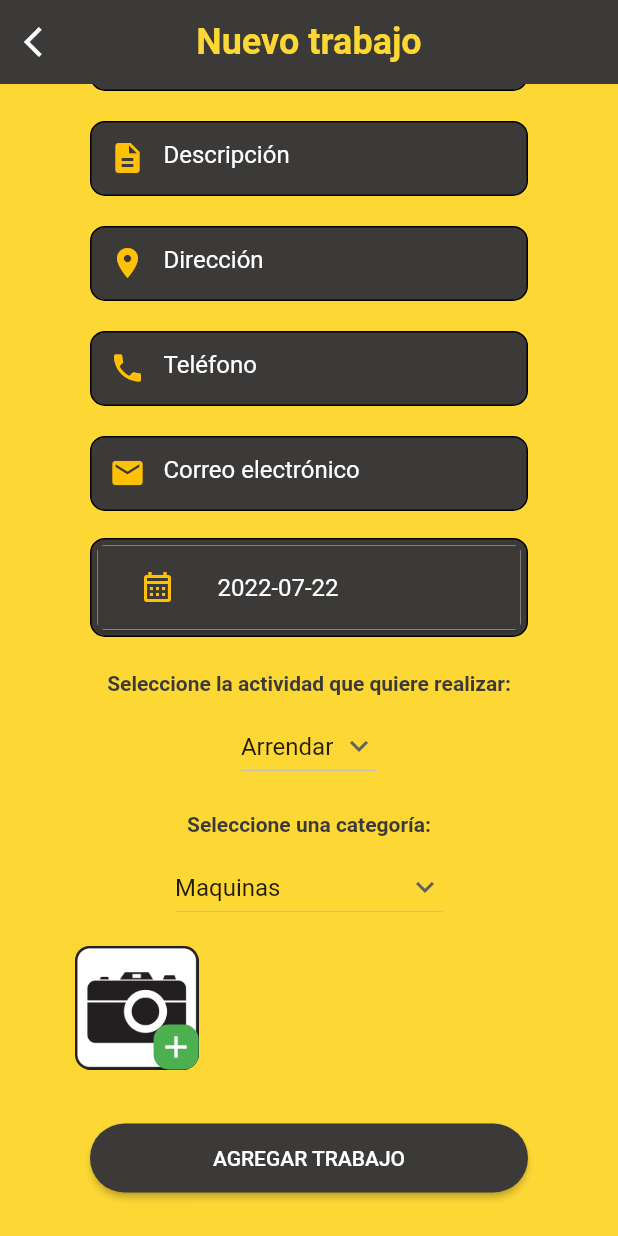
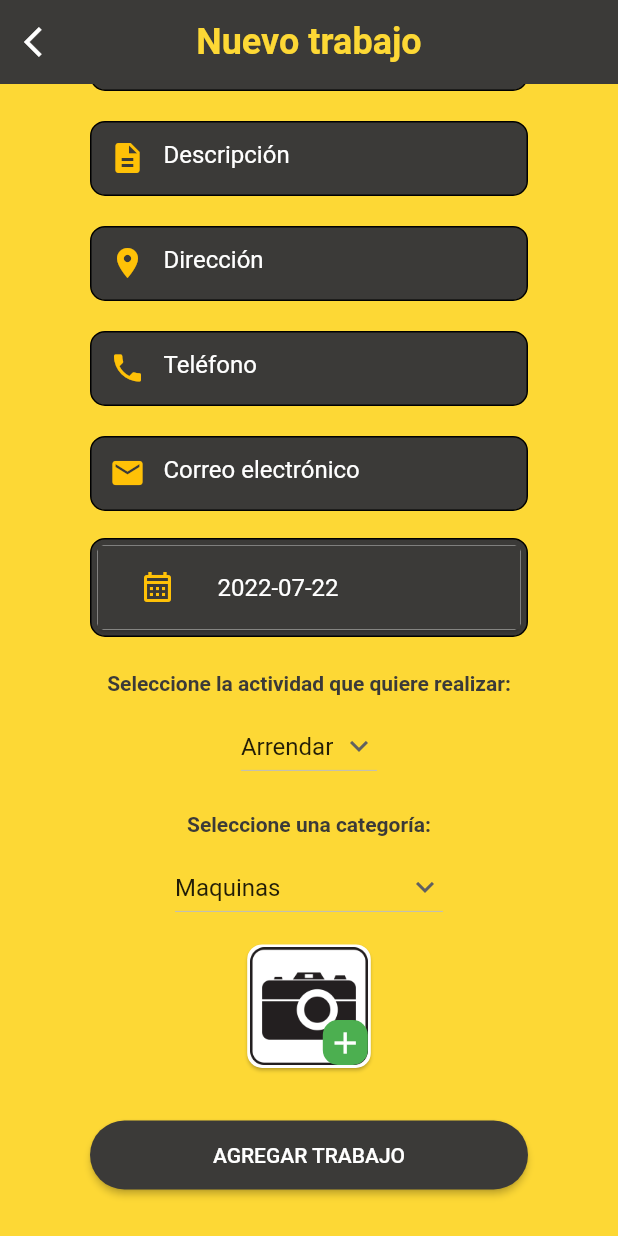
Before and after one commit to ErickAvendanho/MaquinApp, a Flutter app: the AddJobPage screen opened directly, scrolled down 274 dp, on a phone screen of 412 x 824 dp. Run offline on Flutter 3.47's test engine with Material 2 defaults, Android fonts, the phone set to English and light mode, and no system bars; our stand-ins replace card_swiper, cloud_firestore, country_code_picker, firebase_auth, firebase_core, firebase_storage and 5 more; missing offline and left inert: dart:html, stripe_payment; accounts and stored records are empty.

Commit message:
Reacomodo de imagenes

```diff
--- a/maquinapp/lib/Pages/home/components/addjob/addjob_page.dart
+++ b/maquinapp/lib/Pages/home/components/addjob/addjob_page.dart
@@ -180,26 +180,7 @@ class _AddJobPageState extends State<AddJobPage> {
                   const SizedBox(
                     height: 10,
                   ),
-                  DropdownButton(
-                    value: actividad,
-                    icon: const Icon(Icons.keyboard_arrow_down),
-                    items: itemsActividad.map((String items) {
-                      return DropdownMenuItem(
-                        value: items,
-                        child: Text(items),
-                      );
-                    }).toList(),
-                    onChanged: (String? newValue) {
-                      setState(() {
-                        actividad = newValue!;
-                        if (actividad == 'Arrendar') {
-                          esArrendar = true;
-                        } else {
-                          esArrendar = false;
-                        }
-                      });
-                    },
-                  ),
+                  _ddbActividad(),
                   const SizedBox(
                     height: 20,
                   ),
@@ -214,7 +195,22 @@ class _AddJobPageState extends State<AddJobPage> {
                   const SizedBox(
                     height: 10,
                   ),
-                  DropdownButton(
+                  _ddbCategoria(),
+                  const SizedBox(height: 10),
+                  _imagenesSel(size),
+                  const SizedBox(height: 10),
+                  _buttonUpdate(),
+                ],
+              ),
+            ),
+          ),
+        ),
+      ),
+    );
+  }
+
+  DropdownButton<String> _ddbCategoria() {
+    return DropdownButton(
       value: esArrendar ? categoriaArrendar : categoriaContratar,
       icon: const Icon(Icons.keyboard_arrow_down),
       items: esArrendar
@@ -237,100 +233,29 @@ class _AddJobPageState extends State<AddJobPage> {
               : categoriaContratar = newValue!;
         });
       },
-                  ),
-                  const SizedBox(height: 10),
-                  Wrap(
-                    children: <Widget>[
-                      (_controller.imagesPaths.isEmpty)
-                          ? Container()
-                          : ListView.builder(
-                              shrinkWrap: true,
-                              primary: false,
-                              itemCount: _controller.imagesPaths.length,
-                              itemBuilder: (context, index) {
-                                return Container(
-                                  margin: const EdgeInsets.symmetric(
-                                    horizontal: 40,
-                                    vertical: 5,
-                                  ),
-                                  child: Wrap(
-                                    spacing: 3,
-                                    runSpacing: 3,
-                                    children: [
-                                      SizedBox(
-                                        width: size.width * 0.20,
-                                        child: Image.file(File(
-                                            _controller.imagesPaths[index])),
-                                      ),
-                                    ],
-                                  ),
     );
-                              }),
-                      (_controller.imagesPaths.length < 3)
-                          ? Expanded(
-                              child: Container(
-                                margin: const EdgeInsets.symmetric(
-                                  horizontal: 40,
-                                  vertical: 5,
-                                ),
-                                child: Wrap(
-                                  spacing: 3,
-                                  runSpacing: 3,
-                                  children: [
-                                    InkWell(
-                                      onTap: () async {
-                                        final ImagePicker _picker =
-                                            ImagePicker();
-                                        _controller.imagenesElegidas.add(
-                                            await _picker.getImage(
-                                                source: ImageSource.camera));
-                                        _controller.imagesPaths.add(_controller
-                                            .imagenesElegidas.last!.path);
+  }
+
+  DropdownButton<String> _ddbActividad() {
+    return DropdownButton(
+      value: actividad,
+      icon: const Icon(Icons.keyboard_arrow_down),
+      items: itemsActividad.map((String items) {
+        return DropdownMenuItem(
+          value: items,
+          child: Text(items),
+        );
+      }).toList(),
+      onChanged: (String? newValue) {
         setState(() {
+          actividad = newValue!;
+          if (actividad == 'Arrendar') {
+            esArrendar = true;
+          } else {
+            esArrendar = false;
+          }
         });
       },
-                                      child: SizedBox(
-                                        width: size.width * 0.20,
-                                        child: Stack(
-                                          children: [
-                                            Image.asset(
-                                                'assets/images/add_image.png'),
-                                            Positioned(
-                                              bottom: 0,
-                                              right: 0,
-                                              child: Container(
-                                                padding:
-                                                    const EdgeInsets.all(3),
-                                                decoration: BoxDecoration(
-                                                  borderRadius:
-                                                      BorderRadius.circular(10),
-                                                  color: Colors.green,
-                                                ),
-                                                child: const Icon(
-                                                  Icons.add,
-                                                  color: Colors.white,
-                                                ),
-                                              ),
-                                            ),
-                                          ],
-                                        ),
-                                      ),
-                                    ),
-                                  ],
-                                ),
-                              ),
-                            )
-                          : Container()
-                    ],
-                  ),
-                  const SizedBox(height: 10),
-                  _buttonUpdate(),
-                ],
-              ),
-            ),
-          ),
-        ),
-      ),
     );
   }
 
@@ -380,20 +305,6 @@ class _AddJobPageState extends State<AddJobPage> {
       child: ElevatedButton(
         onPressed: () {
           save();
-          /*
-          TrabajosArrendatarios job = TrabajosArrendatarios(
-            descripcion: _controller.descripcionController.text,
-            fecha: _controller.fechaController.text,
-            foto: '',
-            latitud: _controller,
-            longitud: _controller,
-            precio: _controller.precioController.text,
-            tipo: _controller.typeController.text,
-            titulo: _controller.tituloController.text,
-            uid: user.uid,
-            usuario: _controller.usuarioController.text,
-          );
-          _controller.uploadNewJob(job);*/
         },
         child: const Text('AGREGAR TRABAJO'),
         style: ElevatedButton.styleFrom(
@@ -522,6 +433,127 @@ class _AddJobPageState extends State<AddJobPage> {
       }
     }
   }
+
+  Widget _imagenesSel(Size size) {
+    if (_controller.imagesPaths.isEmpty) {
+      return _addImageButton(size);
+    } else if (_controller.imagesPaths.isNotEmpty &&
+        _controller.imagesPaths.length == 3) {
+      return Center(
+        child: Wrap(
+          children: List.generate(
+            _controller.imagesPaths.length,
+            (index) => _photoSelected(
+              size,
+              File(_controller.imagenesElegidas[index]!.path),
+              index,
+            ),
+          ),
+        ),
+      );
+    } else {
+      List<Widget> listImagenes = List.generate(
+        _controller.imagesPaths.length,
+        (index) => _photoSelected(
+          size,
+          File(_controller.imagenesElegidas[index]!.path),
+          index,
+        ),
+      );
+      listImagenes.add(_addImageButton(size));
+      return Wrap(
+        children: listImagenes,
+      );
+    }
+  }
+
+  Card _photoSelected(Size size, File photo, int index) {
+    return Card(
+      shape: RoundedRectangleBorder(
+        borderRadius: BorderRadius.circular(10),
+      ),
+      child: Container(
+        padding: const EdgeInsets.all(2.0),
+        width: size.width * 0.20,
+        height: size.width * 0.20,
+        child: InkWell(
+          onTap: () async {
+            _controller.imagenesElegidas
+                .remove(_controller.imagenesElegidas[index]);
+            setState(() {});
+          },
+          child: Stack(
+            children: [
+              Center(
+                child: Image.file(
+                  photo,
+                  fit: BoxFit.cover,
+                ),
+              ),
+              Positioned(
+                bottom: 0,
+                right: 0,
+                child: Container(
+                  padding: const EdgeInsets.all(3),
+                  decoration: BoxDecoration(
+                    borderRadius: BorderRadius.circular(10),
+                    color: Colors.red,
+                  ),
+                  child: const Icon(
+                    Icons.close,
+                    color: Colors.white,
+                  ),
+                ),
+              ),
+            ],
+          ),
+        ),
+      ),
+    );
+  }
+
+  Card _addImageButton(Size size) {
+    return Card(
+      shape: RoundedRectangleBorder(
+        borderRadius: BorderRadius.circular(10),
+      ),
+      child: Container(
+        padding: const EdgeInsets.all(2.0),
+        width: size.width * 0.20,
+        height: size.width * 0.20,
+        child: InkWell(
+          onTap: () async {
+            ImagePicker _picker = ImagePicker();
+            _controller.imagenesElegidas
+                .add(await _picker.getImage(source: ImageSource.camera));
+            _controller.imagesPaths
+                .add(_controller.imagenesElegidas.last!.path);
+            setState(() {});
+          },
+          child: Stack(
+            children: [
+              Image.asset('assets/images/add_image.png'),
+              Positioned(
+                bottom: 0,
+                right: 0,
+                child: Container(
+                  padding: const EdgeInsets.all(3),
+                  decoration: BoxDecoration(
+                    borderRadius: BorderRadius.circular(10),
+                    color: Colors.green,
+                  ),
+                  child: const Icon(
+                    Icons.add,
+                    color: Colors.white,
+                  ),
+                ),
+              ),
+            ],
+          ),
+        ),
+      ),
+    );
+  }
 }
 
 formItemsDesign(icon, item) {
```
Lines whose indentation alone changed are shown as unchanged.
